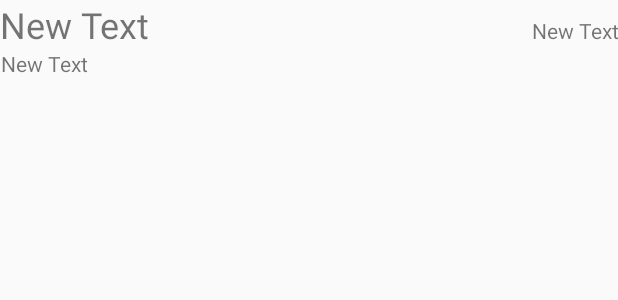
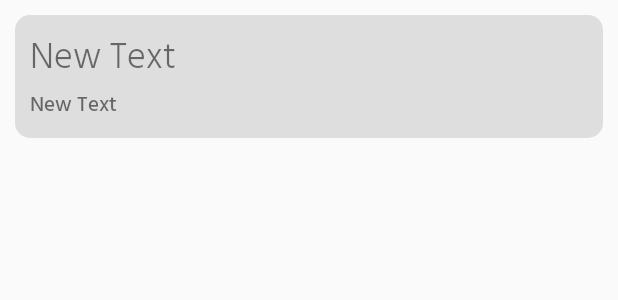
Before and after one commit to stuible/Lyrist-Android, an Android app: the layout row.xml on its own in the app's theme, with its tools: preview values and no code run, on a phone screen of 412 x 824 dp. Shown: the top 300 px of the screen. Run offline under Robolectric (Android 15) with nearby library versions, the phone set to English and light mode, and no system bars.

Commit message:
Theming / Styling updates

```diff
--- a/app/src/main/java/com/stuible/lyrist/AddTextLyrics.java
+++ b/app/src/main/java/com/stuible/lyrist/AddTextLyrics.java
@@ -1,5 +1,6 @@
 package com.stuible.lyrist;
 
+import android.content.Intent;
 import android.support.v7.app.AppCompatActivity;
 import android.os.Bundle;
 import android.view.View;
@@ -39,5 +40,8 @@ public class AddTextLyrics extends AppCompatActivity {
         TitleEditText.setText("");
         lyricsEditText.setText("");
 
+        Intent myIntent = new Intent(getBaseContext(), MainActivity.class);
+        startActivity(myIntent);
+
     }
 }
--- /dev/null
+++ b/app/src/main/res/drawable/lyric_card.xml
@@ -0,0 +1,7 @@
+<?xml version="1.0" encoding="UTF-8"?>
+<shape xmlns:android="http://schemas.android.com/apk/res/android">
+    <solid android:color="#DEDEDE"/>
+    <!--<stroke android:width="3dp" android:color="#B1BCBE" />-->
+    <corners android:radius="10dp"/>
+    <padding android:left="0dp" android:top="0dp" android:right="0dp" android:bottom="0dp" />
+</shape>
--- a/app/src/main/res/layout/activity_add_text_lyrics.xml
+++ b/app/src/main/res/layout/activity_add_text_lyrics.xml
@@ -16,8 +16,7 @@
             android:layout_width="match_parent"
             android:layout_height="wrap_content"
             android:ems="10"
-            android:inputType="textPersonName"
-            android:text="Title" />
+            android:inputType="textPersonName" />
 
         <EditText
             android:id="@+id/lyricsEditText"
@@ -31,7 +30,7 @@
             android:layout_width="match_parent"
             android:layout_height="wrap_content"
             android:onClick="addLyricEntry"
-            android:text="Button"
+            android:text="Save"
             tools:layout_editor_absoluteY="511dp" />
 
     </LinearLayout>
--- a/app/src/main/res/layout/activity_main.xml
+++ b/app/src/main/res/layout/activity_main.xml
@@ -15,7 +15,7 @@
             android:id="@+id/toolbar"
             android:layout_width="match_parent"
             android:layout_height="?attr/actionBarSize"
-            android:background="?attr/colorPrimary"
+            android:background="@color/colorPrimaryDark"
             app:popupTheme="@style/AppTheme.PopupOverlay" />
 
     </android.support.design.widget.AppBarLayout>
--- a/app/src/main/res/layout/row.xml
+++ b/app/src/main/res/layout/row.xml
@@ -3,7 +3,12 @@
     android:id="@+id/listLayout"
     android:layout_width="match_parent"
     android:layout_height="wrap_content"
-    android:orientation="vertical">
+    android:layout_marginLeft="10dp"
+    android:layout_marginRight="10dp"
+    android:layout_marginTop="10dp"
+    android:background="@drawable/lyric_card"
+    android:orientation="vertical"
+    android:padding="10dp">
 
     <LinearLayout
         android:layout_width="match_parent"
@@ -16,25 +21,28 @@
             android:layout_width="wrap_content"
             android:layout_height="wrap_content"
             android:layout_weight="1"
+            android:fontFamily="@font/hind_light"
             android:gravity="left"
             android:text="New Text"
             android:textSize="24sp" />
 
-        <TextView
-            android:id="@+id/lyricTags"
-            android:layout_width="wrap_content"
-            android:layout_height="wrap_content"
-            android:layout_weight="1"
-            android:gravity="right"
-            android:text="New Text" />
+        <!--<TextView-->
+        <!--android:id="@+id/lyricTags"-->
+        <!--android:layout_width="wrap_content"-->
+        <!--android:layout_height="wrap_content"-->
+        <!--android:layout_weight="1"-->
+        <!--android:gravity="right"-->
+        <!--android:text="New Text" />-->
     </LinearLayout>
 
     <TextView
         android:id="@+id/lyricSummery"
-        android:layout_width="wrap_content"
+        android:layout_width="match_parent"
         android:layout_height="wrap_content"
         android:layout_weight="1
         "
-        android:gravity="right"
-        android:text="New Text" />
+        android:fontFamily="@font/hind_medium"
+        android:gravity="left"
+        android:text="New Text"
+        android:textAlignment="gravity" />
 </LinearLayout>
--- a/app/src/main/res/values/colors.xml
+++ b/app/src/main/res/values/colors.xml
@@ -2,5 +2,5 @@
 <resources>
     <color name="colorPrimary">#3F51B5</color>
     <color name="colorPrimaryDark">#161616</color>
-    <color name="colorAccent">#ff4081</color>
+    <color name="colorAccent">#c3c4c4</color>
 </resources>
--- a/app/src/main/res/values/styles.xml
+++ b/app/src/main/res/values/styles.xml
@@ -3,9 +3,10 @@
     <!-- Base application theme. -->
     <style name="AppTheme" parent="Theme.AppCompat.Light.DarkActionBar">
         <!-- Customize your theme here. -->
-        <item name="colorPrimary">@color/colorPrimary</item>
+        <item name="colorPrimary">@color/colorPrimaryDark</item>
         <item name="colorPrimaryDark">@color/colorPrimaryDark</item>
         <item name="colorAccent">@color/colorAccent</item>
+        <item name="android:textColorPrimary">@android:color/background_light</item>
     </style>
 
     <style name="AppTheme.NoActionBar">
```
Also changed, not shown: app/src/main/java/com/stuible/lyrist/MainActivity.java (+49 -35 lines), app/src/main/res/font/hind_light.ttf (added), app/src/main/res/font/hind_medium.ttf (added).
